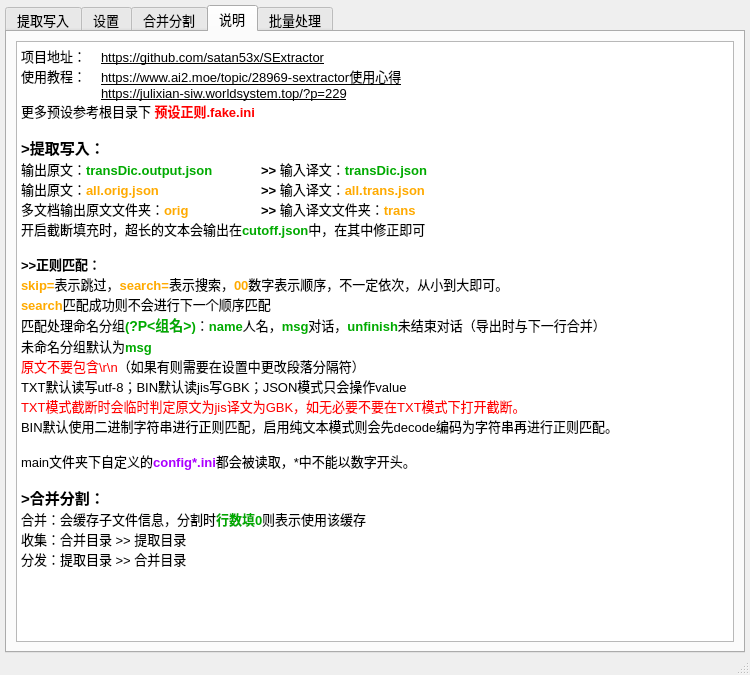
Above: main/ui_mainWindow.ui from satan53x/SExtractor before the change. Below: the same form after it.
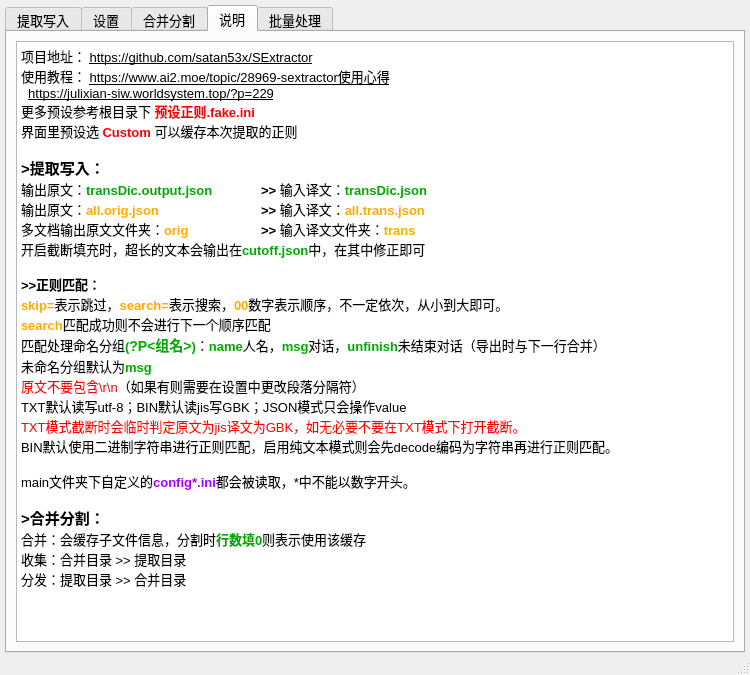
That is the form after the change. The open tabs and pages were chosen to show the change.

Diff of the .ui file:
```diff
--- a/main/ui_mainWindow.ui
+++ b/main/ui_mainWindow.ui
@@ -1620,10 +1620,11 @@
 &lt;html&gt;&lt;head&gt;&lt;meta name=&quot;qrichtext&quot; content=&quot;1&quot; /&gt;&lt;style type=&quot;text/css&quot;&gt;
 p, li { white-space: pre-wrap; }
 &lt;/style&gt;&lt;/head&gt;&lt;body style=&quot; font-family:'Microsoft YaHei UI'; font-size:10pt; font-weight:400; font-style:normal;&quot;&gt;
-&lt;p style=&quot; margin-top:0px; margin-bottom:0px; margin-left:0px; margin-right:0px; -qt-block-indent:0; text-indent:0px;&quot;&gt;项目地址：	&lt;span style=&quot; text-decoration: underline;&quot;&gt;https://github.com/satan53x/SExtractor&lt;/span&gt;&lt;/p&gt;
-&lt;p style=&quot; margin-top:0px; margin-bottom:0px; margin-left:0px; margin-right:0px; -qt-block-indent:0; text-indent:0px;&quot;&gt;使用教程： 	&lt;span style=&quot; text-decoration: underline;&quot;&gt;https://www.ai2.moe/topic/28969-sextractor使用心得&lt;/span&gt;&lt;/p&gt;
-&lt;p style=&quot; margin-top:0px; margin-bottom:0px; margin-left:0px; margin-right:0px; -qt-block-indent:0; text-indent:0px;&quot;&gt;	&lt;span style=&quot; text-decoration: underline;&quot;&gt;https://julixian-siw.worldsystem.top/?p=229&lt;/span&gt;&lt;/p&gt;
+&lt;p style=&quot; margin-top:0px; margin-bottom:0px; margin-left:0px; margin-right:0px; -qt-block-indent:0; text-indent:0px;&quot;&gt;项目地址： &lt;span style=&quot; text-decoration: underline;&quot;&gt;https://github.com/satan53x/SExtractor&lt;/span&gt;&lt;/p&gt;
+&lt;p style=&quot; margin-top:0px; margin-bottom:0px; margin-left:0px; margin-right:0px; -qt-block-indent:0; text-indent:0px;&quot;&gt;使用教程： &lt;span style=&quot; text-decoration: underline;&quot;&gt;https://www.ai2.moe/topic/28969-sextractor使用心得&lt;/span&gt;&lt;/p&gt;
+&lt;p style=&quot; margin-top:0px; margin-bottom:0px; margin-left:0px; margin-right:0px; -qt-block-indent:0; text-indent:0px;&quot;&gt;  &lt;span style=&quot; text-decoration: underline;&quot;&gt;https://julixian-siw.worldsystem.top/?p=229&lt;/span&gt;&lt;/p&gt;
 &lt;p style=&quot; margin-top:0px; margin-bottom:0px; margin-left:0px; margin-right:0px; -qt-block-indent:0; text-indent:0px;&quot;&gt;更多预设参考根目录下 &lt;span style=&quot; font-weight:600; color:#ff0000;&quot;&gt;预设正则.fake.ini&lt;/span&gt;&lt;/p&gt;
+&lt;p style=&quot; margin-top:0px; margin-bottom:0px; margin-left:0px; margin-right:0px; -qt-block-indent:0; text-indent:0px;&quot;&gt;界面里预设选 &lt;span style=&quot; font-weight:600; color:#ff0000;&quot;&gt;Custom&lt;/span&gt; 可以缓存本次提取的正则&lt;/p&gt;
 &lt;p style=&quot;-qt-paragraph-type:empty; margin-top:0px; margin-bottom:0px; margin-left:0px; margin-right:0px; -qt-block-indent:0; text-indent:0px;&quot;&gt;&lt;br /&gt;&lt;/p&gt;
 &lt;p style=&quot; margin-top:0px; margin-bottom:0px; margin-left:0px; margin-right:0px; -qt-block-indent:0; text-indent:0px;&quot;&gt;&lt;span style=&quot; font-size:11pt; font-weight:600;&quot;&gt;&amp;gt;提取写入：&lt;/span&gt;&lt;/p&gt;
 &lt;p style=&quot; margin-top:0px; margin-bottom:0px; margin-left:0px; margin-right:0px; -qt-block-indent:0; text-indent:0px;&quot;&gt;输出原文：&lt;span style=&quot; font-weight:600; color:#00aa00;&quot;&gt;transDic.output.json	&lt;/span&gt;&lt;span style=&quot; font-weight:600; color:#000000;&quot;&gt;&amp;gt;&amp;gt;&lt;/span&gt;&lt;span style=&quot; font-weight:600; color:#00aa00;&quot;&gt; &lt;/span&gt;输入译文：&lt;span style=&quot; font-weight:600; color:#00aa00;&quot;&gt;transDic.json&lt;/span&gt;&lt;/p&gt;
```
